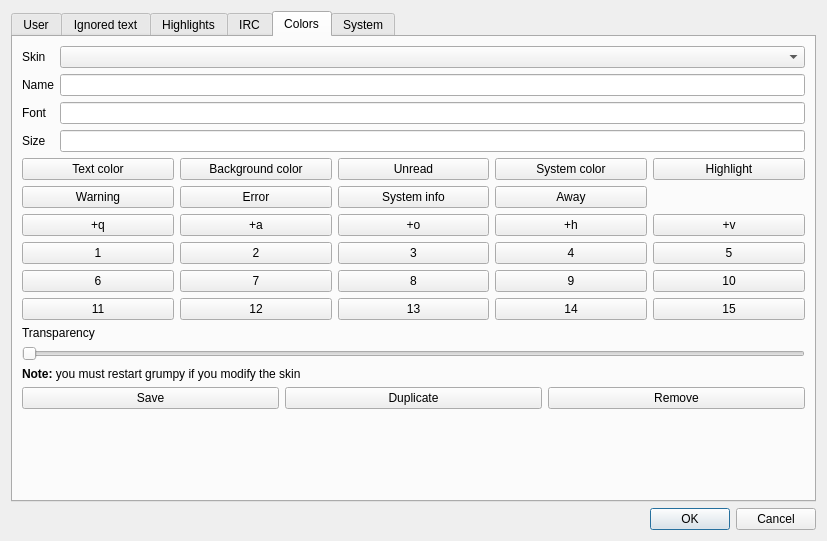
Before: the Qt Designer form src/GrumpyIRC/preferenceswin.ui in grumpy-irc/grumpy, drawn with Qt 5.
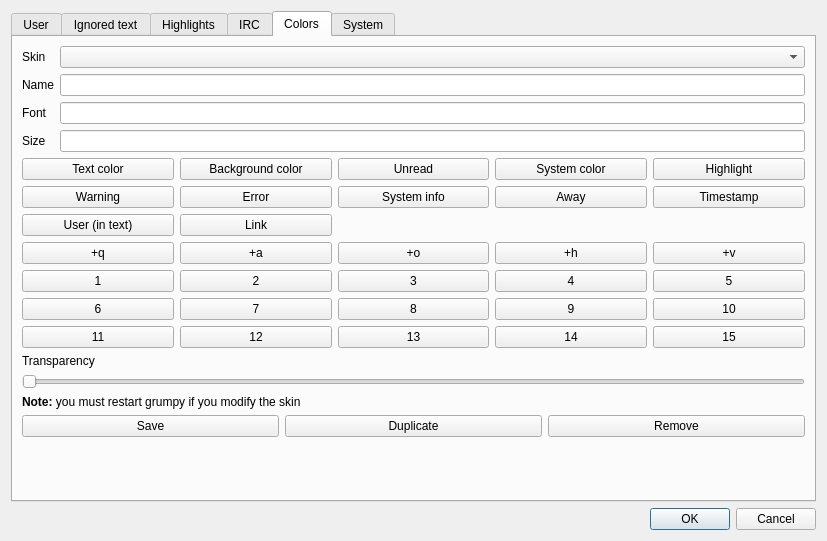
After: the same form once the commit is applied. The open tabs and pages were chosen to show the change.

Diff of the .ui file:
```diff
--- a/src/GrumpyIRC/preferenceswin.ui
+++ b/src/GrumpyIRC/preferenceswin.ui
@@ -255,76 +255,6 @@
        </item>
        <item>
         <layout class="QGridLayout" name="gridLayout">
-         <item row="0" column="0">
-          <widget class="QPushButton" name="pushButton_5">
-           <property name="text">
-            <string>Text color</string>
-           </property>
-          </widget>
-         </item>
-         <item row="0" column="1">
-          <widget class="QPushButton" name="pushButton_4">
-           <property name="text">
-            <string>Background color</string>
-           </property>
-          </widget>
-         </item>
-         <item row="5" column="0">
-          <widget class="QPushButton" name="pushButton_C1">
-           <property name="text">
-            <string>1</string>
-           </property>
-          </widget>
-         </item>
-         <item row="5" column="2">
-          <widget class="QPushButton" name="pushButton_C3">
-           <property name="text">
-            <string>3</string>
-           </property>
-          </widget>
-         </item>
-         <item row="6" column="0">
-          <widget class="QPushButton" name="pushButton_C6">
-           <property name="text">
-            <string>6</string>
-           </property>
-          </widget>
-         </item>
-         <item row="5" column="1">
-          <widget class="QPushButton" name="pushButton_C2">
-           <property name="text">
-            <string>2</string>
-           </property>
-          </widget>
-         </item>
-         <item row="6" column="1">
-          <widget class="QPushButton" name="pushButton_C7">
-           <property name="text">
-            <string>7</string>
-           </property>
-          </widget>
-         </item>
-         <item row="6" column="2">
-          <widget class="QPushButton" name="pushButton_C8">
-           <property name="text">
-            <string>8</string>
-           </property>
-          </widget>
-         </item>
-         <item row="7" column="1">
-          <widget class="QPushButton" name="pushButton_C12">
-           <property name="text">
-            <string>12</string>
-           </property>
-          </widget>
-         </item>
-         <item row="3" column="0">
-          <widget class="QPushButton" name="pushButton_CQ">
-           <property name="text">
-            <string>+q</string>
-           </property>
-          </widget>
-         </item>
          <item row="2" column="2">
           <widget class="QPushButton" name="pushButton_IC">
            <property name="text">
@@ -332,24 +262,17 @@
            </property>
           </widget>
          </item>
-         <item row="2" column="1">
-          <widget class="QPushButton" name="pushButton_EC">
-           <property name="text">
-            <string>Error</string>
-           </property>
-          </widget>
-         </item>
-         <item row="3" column="1">
+         <item row="4" column="1">
           <widget class="QPushButton" name="pushButton_CA">
            <property name="text">
             <string>+a</string>
            </property>
           </widget>
          </item>
-         <item row="3" column="2">
-          <widget class="QPushButton" name="pushButton_CO">
+         <item row="2" column="4">
+          <widget class="QPushButton" name="pushButton_TC">
            <property name="text">
-            <string>+o</string>
+            <string>Timestamp</string>
            </property>
           </widget>
          </item>
@@ -360,38 +283,45 @@
            </property>
           </widget>
          </item>
-         <item row="2" column="0">
-          <widget class="QPushButton" name="pushButton_WC">
-           <property name="text">
-            <string>Warning</string>
-           </property>
-          </widget>
-         </item>
-         <item row="5" column="3">
-          <widget class="QPushButton" name="pushButton_C4">
-           <property name="text">
-            <string>4</string>
-           </property>
-          </widget>
-         </item>
-         <item row="5" column="4">
+         <item row="6" column="4">
           <widget class="QPushButton" name="pushButton_C5">
            <property name="text">
             <string>5</string>
            </property>
           </widget>
          </item>
-         <item row="0" column="3">
-          <widget class="QPushButton" name="pushButton_SC">
+         <item row="6" column="2">
+          <widget class="QPushButton" name="pushButton_C3">
            <property name="text">
-            <string>System color</string>
+            <string>3</string>
            </property>
           </widget>
          </item>
-         <item row="0" column="4">
-          <widget class="QPushButton" name="pushButton_HC">
+         <item row="7" column="2">
+          <widget class="QPushButton" name="pushButton_C8">
            <property name="text">
-            <string>Highlight</string>
+            <string>8</string>
+           </property>
+          </widget>
+         </item>
+         <item row="0" column="0">
+          <widget class="QPushButton" name="pushButton_5">
+           <property name="text">
+            <string>Text color</string>
+           </property>
+          </widget>
+         </item>
+         <item row="8" column="4">
+          <widget class="QPushButton" name="pushButton_C15">
+           <property name="text">
+            <string>15</string>
+           </property>
+          </widget>
+         </item>
+         <item row="8" column="3">
+          <widget class="QPushButton" name="pushButton_C14">
+           <property name="text">
+            <string>14</string>
            </property>
           </widget>
          </item>
@@ -402,59 +332,150 @@
            </property>
           </widget>
          </item>
-         <item row="3" column="3">
-          <widget class="QPushButton" name="pushButton_CH">
+         <item row="0" column="3">
+          <widget class="QPushButton" name="pushButton_SC">
            <property name="text">
-            <string>+h</string>
+            <string>System color</string>
            </property>
           </widget>
          </item>
-         <item row="3" column="4">
+         <item row="2" column="1">
+          <widget class="QPushButton" name="pushButton_EC">
+           <property name="text">
+            <string>Error</string>
+           </property>
+          </widget>
+         </item>
+         <item row="8" column="0">
+          <widget class="QPushButton" name="pushButton_C11">
+           <property name="text">
+            <string>11</string>
+           </property>
+          </widget>
+         </item>
+         <item row="6" column="0">
+          <widget class="QPushButton" name="pushButton_C1">
+           <property name="text">
+            <string>1</string>
+           </property>
+          </widget>
+         </item>
+         <item row="4" column="4">
           <widget class="QPushButton" name="pushButton_CV">
            <property name="text">
             <string>+v</string>
            </property>
           </widget>
          </item>
-         <item row="6" column="3">
-          <widget class="QPushButton" name="pushButton_C9">
+         <item row="4" column="0">
+          <widget class="QPushButton" name="pushButton_CQ">
            <property name="text">
-            <string>9</string>
+            <string>+q</string>
+           </property>
+          </widget>
+         </item>
+         <item row="8" column="1">
+          <widget class="QPushButton" name="pushButton_C12">
+           <property name="text">
+            <string>12</string>
+           </property>
+          </widget>
+         </item>
+         <item row="4" column="3">
+          <widget class="QPushButton" name="pushButton_CH">
+           <property name="text">
+            <string>+h</string>
+           </property>
+          </widget>
+         </item>
+         <item row="7" column="1">
+          <widget class="QPushButton" name="pushButton_C7">
+           <property name="text">
+            <string>7</string>
+           </property>
+          </widget>
+         </item>
+         <item row="0" column="1">
+          <widget class="QPushButton" name="pushButton_4">
+           <property name="text">
+            <string>Background color</string>
            </property>
           </widget>
          </item>
          <item row="7" column="0">
-          <widget class="QPushButton" name="pushButton_C11">
+          <widget class="QPushButton" name="pushButton_C6">
            <property name="text">
-            <string>11</string>
+            <string>6</string>
            </property>
           </widget>
          </item>
-         <item row="6" column="4">
+         <item row="7" column="4">
           <widget class="QPushButton" name="pushButton_C10">
            <property name="text">
             <string>10</string>
            </property>
           </widget>
          </item>
-         <item row="7" column="2">
+         <item row="6" column="1">
+          <widget class="QPushButton" name="pushButton_C2">
+           <property name="text">
+            <string>2</string>
+           </property>
+          </widget>
+         </item>
+         <item row="7" column="3">
+          <widget class="QPushButton" name="pushButton_C9">
+           <property name="text">
+            <string>9</string>
+           </property>
+          </widget>
+         </item>
+         <item row="8" column="2">
           <widget class="QPushButton" name="pushButton_C13">
            <property name="text">
             <string>13</string>
            </property>
           </widget>
          </item>
-         <item row="7" column="3">
-          <widget class="QPushButton" name="pushButton_C14">
+         <item row="0" column="4">
+          <widget class="QPushButton" name="pushButton_HC">
            <property name="text">
-            <string>14</string>
+            <string>Highlight</string>
            </property>
           </widget>
          </item>
-         <item row="7" column="4">
-          <widget class="QPushButton" name="pushButton_C15">
+         <item row="4" column="2">
+          <widget class="QPushButton" name="pushButton_CO">
            <property name="text">
-            <string>15</string>
+            <string>+o</string>
+           </property>
+          </widget>
+         </item>
+         <item row="2" column="0">
+          <widget class="QPushButton" name="pushButton_WC">
+           <property name="text">
+            <string>Warning</string>
+           </property>
+          </widget>
+         </item>
+         <item row="6" column="3">
+          <widget class="QPushButton" name="pushButton_C4">
+           <property name="text">
+            <string>4</string>
+           </property>
+          </widget>
+         </item>
+         <item row="3" column="0">
+          <widget class="QPushButton" name="pushButton_UC_2">
+           <property name="text">
+            <string>User (in text)</string>
+           </property>
+          </widget>
+         </item>
+         <item row="3" column="1">
+          <widget class="QPushButton" name="pushButton_LC">
+           <property name="text">
+            <string>Link</string>
            </property>
           </widget>
          </item>
```
